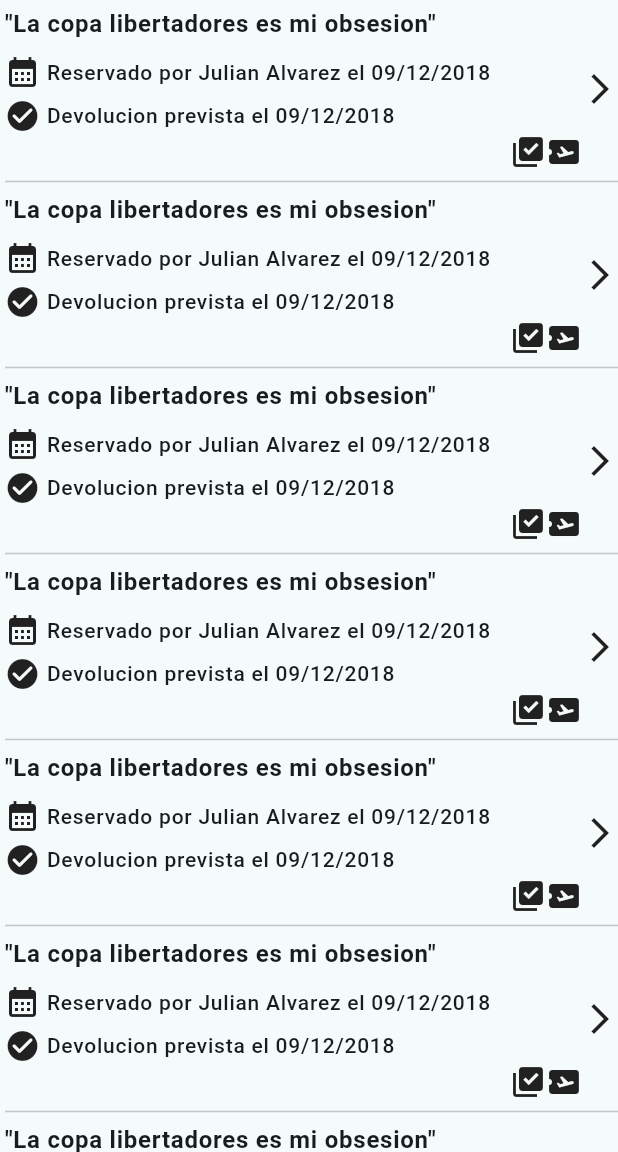
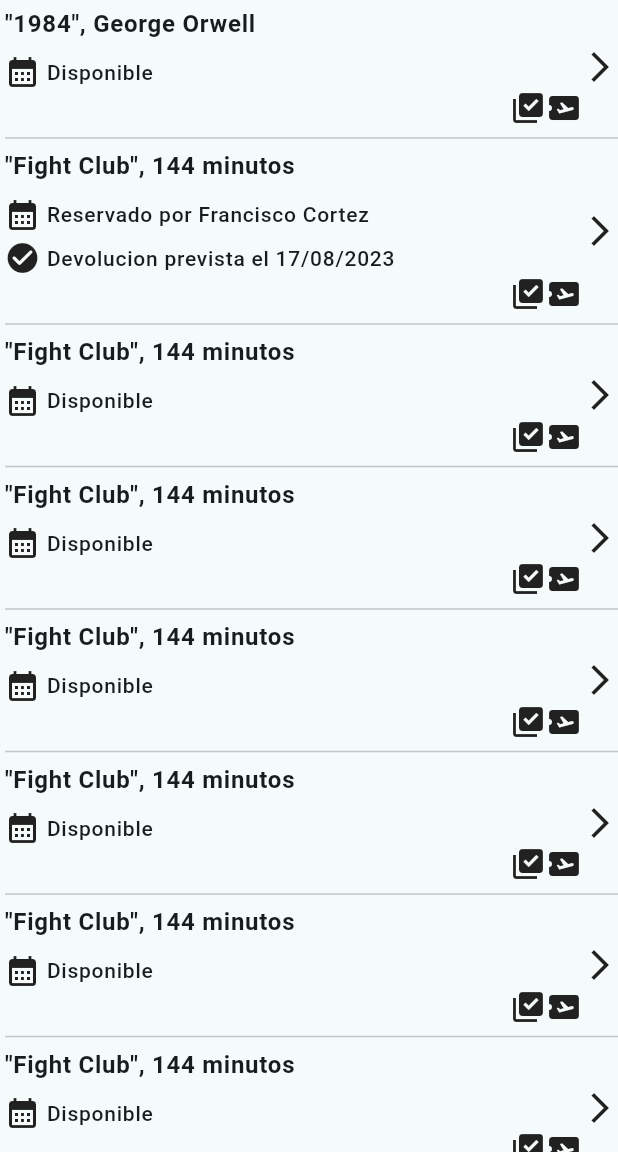
Before and after one commit to FranciscoII/ejercicio-mobile-integrador, a Flutter app: the screen it shows after launch, on a phone screen of 412 x 824 dp, the part 84-1236 px from its top. Run offline on Flutter 3.47's test engine with Material 2 defaults, Android fonts, the phone set to English and light mode, and no system bars; our stand-ins replace equatable.

Commit message:
items in the main page

```diff
--- a/lib/features/items/data/repositories/item_repository_impl.dart
+++ b/lib/features/items/data/repositories/item_repository_impl.dart
@@ -1,12 +1,20 @@
 import 'package:integrador_mobile/features/items/domain/entities/item.dart';
+import 'package:integrador_mobile/features/items/domain/entities/person.dart';
 import 'package:integrador_mobile/features/items/domain/repositories/item_repository.dart';
 
 class ItemRepositoryImpl implements ItemRepository{
 
   final List<Item> itemList = [
     Book(title: '1984', author: 'George Orwell', numberOfPages: 203),
+    Movie(title: 'Fight Club', duration: 144, reservedBy: Person('Francisco Cortez'), returnDate: DateTime.now().add(Duration(days: 2))),
     Movie(title: 'Fight Club', duration: 144),
-    Magazine(name: 'La muerte de Superman', number: 4, publicationDate: DateTime.now()),
+    Movie(title: 'Fight Club', duration: 144),
+    Movie(title: 'Fight Club', duration: 144),
+    Movie(title: 'Fight Club', duration: 144),
+    Movie(title: 'Fight Club', duration: 144),
+    Movie(title: 'Fight Club', duration: 144),
+    Movie(title: 'Fight Club', duration: 144),
+    Magazine(name: 'Superman', number: 4, publicationDate: DateTime.now()),
   ];
 
   @override
--- a/lib/features/items/domain/entities/item.dart
+++ b/lib/features/items/domain/entities/item.dart
@@ -5,15 +5,17 @@ import 'package:intl/intl.dart';
 import 'item_state.dart';
 
 class Item {
-  Item({DateTime? returnDate}) {
-    state = returnDate != null
-        ? ReservedState(expectedReturnDate: returnDate)
+  Item({DateTime? returnDate, Person? reservedBy}) {
+    state = returnDate != null && reservedBy != null
+        ? ReservedState(expectedReturnDate: returnDate, person: reservedBy)
         : AvailableState();
     numberOfReservations = 0;
   }
 
   late ItemState state;
   late int numberOfReservations;
+
+  get reservedBy => state.reservedBy();
 
   isReserved() => state.isReserved();
 
@@ -39,6 +41,10 @@ class Item {
   Duration numberOfDaysToReturn() {
     throw 'Must be implemented in subclasses';
   }
+
+  String header(){
+    throw 'Must be implemented in subclasses';
+  }
 }
 
 class Book extends Item with EquatableMixin {
@@ -48,6 +54,7 @@ class Book extends Item with EquatableMixin {
 
   Book({
     super.returnDate,
+    super.reservedBy,
     required this.title,
     required this.author,
     required this.numberOfPages,
@@ -66,6 +73,9 @@ class Book extends Item with EquatableMixin {
 
   @override
   List<Object?> get props => [title, author, numberOfPages];
+
+  @override
+  String header() => '$title, $author';
 }
 
 class Movie extends Item with EquatableMixin {
@@ -76,13 +86,14 @@ class Movie extends Item with EquatableMixin {
 
   Movie({
     super.returnDate,
+    super.reservedBy,
     required this.title,
     required this.duration,
   });
 
   @override
   String description() {
-    return '"$title", $duration';
+    return '"$title", $duration minutos';
   }
 
   @override
@@ -102,6 +113,7 @@ class Magazine extends Item with EquatableMixin {
 
   Magazine(
       {super.returnDate,
+        super.reservedBy,
       required this.name,
       required this.number,
       required this.publicationDate});
--- a/lib/features/items/domain/entities/item_state.dart
+++ b/lib/features/items/domain/entities/item_state.dart
@@ -10,6 +10,8 @@ abstract class ItemState {
   bool isReserved();
 
   DateTime? returnDate();
+
+  reservedBy() {}
 }
 
 class AvailableState implements ItemState {
@@ -19,8 +21,9 @@ class AvailableState implements ItemState {
   @override
   void reserve(Item item, Person person) {
     item.changeState(ReservedState(
-        expectedReturnDate: DateTime.now().add(item.numberOfDaysToReturn()))
-    );
+      expectedReturnDate: DateTime.now().add(item.numberOfDaysToReturn()),
+      person: person,
+    ));
   }
 
   @override
@@ -28,12 +31,16 @@ class AvailableState implements ItemState {
 
   @override
   DateTime? returnDate() => null;
+
+  @override
+  reservedBy() => null;
 }
 
 class ReservedState implements ItemState {
   DateTime expectedReturnDate;
+  Person person;
 
-  ReservedState({required this.expectedReturnDate});
+  ReservedState({required this.expectedReturnDate, required this.person});
 
   @override
   void returnToStore(Item item) {
@@ -50,4 +57,7 @@ class ReservedState implements ItemState {
   DateTime? returnDate() {
     return expectedReturnDate;
   }
+
+  @override
+  reservedBy() => person;
 }
--- a/lib/features/items/presentation/pages/detailPage.dart
+++ b/lib/features/items/presentation/pages/detailPage.dart
@@ -1,16 +1,18 @@
 import 'package:flutter/material.dart';
+import '../../domain/entities/item.dart';
 
 class DetailPage extends StatelessWidget {
-  const DetailPage({super.key, required this.title});
+  const DetailPage({super.key, required this.title, required this.item});
 
   final String title;
+  final Item item;
 
   @override
   Widget build(BuildContext context) {
     return Scaffold(
       appBar: AppBar(
         backgroundColor: Theme.of(context).colorScheme.primary,
-        title: Center(child: Text(title)),
+        title: Center(child: Text('TITULO')),
       ),
       body: Center(
         child: ElevatedButton(onPressed: () => Navigator.pop(context), child: const Text('Volver'),),
--- a/lib/features/items/presentation/pages/homepage.dart
+++ b/lib/features/items/presentation/pages/homepage.dart
@@ -1,23 +1,21 @@
 import 'package:flutter/material.dart';
+import 'package:integrador_mobile/features/items/data/repositories/item_repository_impl.dart';
 
+import '../../domain/entities/item.dart';
 import '../widgets/ItemContent.dart';
 
-class HomePage extends StatefulWidget {
-  const HomePage({super.key, required this.title});
+class HomePage extends StatelessWidget {
+  HomePage({super.key, required this.title});
 
+  final List<Item> items = ItemRepositoryImpl().getItems();
   final String title;
 
-  @override
-  State<HomePage> createState() => _HomePageState();
-}
-
-class _HomePageState extends State<HomePage> {
   @override
   Widget build(BuildContext context) {
     return Scaffold(
       appBar: AppBar(
         backgroundColor: Theme.of(context).colorScheme.primary,
-        title: Center(child: Text(widget.title, style: Theme.of(context).textTheme.titleLarge,)),
+        title: Center(child: Text(title, style: Theme.of(context).textTheme.titleLarge,)),
       ),
       body: Center(
         child: Padding(
@@ -25,7 +23,7 @@ class _HomePageState extends State<HomePage> {
           child: ListView.separated(
             separatorBuilder: (_,__) => const Divider(thickness: 1.0,),
             itemBuilder: _buildItems,
-            itemCount: 9,
+            itemCount: items.length,
           ),
         ),
       ),
@@ -33,6 +31,6 @@ class _HomePageState extends State<HomePage> {
   }
 
   Widget? _buildItems(BuildContext context, int index) {
-    return const ItemContent();
+    return ItemContent(item: items[index]);
   }
 }
--- a/lib/features/items/presentation/widgets/ItemContent.dart
+++ b/lib/features/items/presentation/widgets/ItemContent.dart
@@ -1,25 +1,27 @@
 import 'package:flutter/material.dart';
+import 'package:intl/intl.dart';
 
+import '../../domain/entities/item.dart';
 import '../pages/detailPage.dart';
 
 class ItemContent extends StatelessWidget {
-  const ItemContent({super.key});
+  final Item item;
+
+  const ItemContent({super.key, required this.item});
 
   @override
   Widget build(BuildContext context) {
     return Row(
       children: [
-        const Expanded(
+        Expanded(
             child: Column(
           children: [
             Padding(
-              padding: EdgeInsets.only(bottom: 10.0),
-              child: ItemTitle(title: '"La copa libertadores es mi obsesion"'),
+              padding: const EdgeInsets.only(bottom: 10.0),
+              child: ItemTitle(title: item.description()),
             ),
-            InfoLabel(text: 'Reservado por Julian Alvarez el 09/12/2018', icon: Icons.calendar_month),
-            SizedBox(height: 5.0,),
-            InfoLabel(text: 'Devolucion prevista el 09/12/2018', icon: Icons.check_circle_rounded),
-            Row(
+            _buildContent(item),
+            const Row(
               mainAxisAlignment: MainAxisAlignment.end,
               children: [
                 Icon(Icons.library_add_check),
@@ -28,11 +30,36 @@ class ItemContent extends StatelessWidget {
             )
           ],
         )),
-        GestureDetector(onTap: () => {
-          Navigator.push(context, MaterialPageRoute(builder: (context) => const DetailPage(title: 'Copa'))),
-        }, child: const Icon(Icons.arrow_forward_ios))
+        GestureDetector(
+            onTap: () => {
+                  Navigator.push(
+                      context,
+                      MaterialPageRoute(
+                          builder: (context) =>
+                              DetailPage(title: 'Copa', item: item,))),
+                },
+            child: const Icon(Icons.arrow_forward_ios))
       ],
     );
+  }
+}
+
+Widget _buildContent(Item item) {
+  if (item.isReserved()) {
+    return Column(children: [
+      InfoLabel(
+          text: 'Reservado por ${item.reservedBy.name}',
+          icon: Icons.calendar_month),
+      const SizedBox(
+        height: 5.0,
+      ),
+      InfoLabel(
+          text:
+              'Devolucion prevista el ${DateFormat('dd/MM/yyyy').format(item.returnDate()!)}',
+          icon: Icons.check_circle_rounded),
+    ]);
+  } else {
+    return const InfoLabel(text: 'Disponible', icon: Icons.calendar_month);
   }
 }
 
@@ -52,6 +79,7 @@ class ItemTitle extends StatelessWidget {
           title,
           textAlign: TextAlign.left,
           style: Theme.of(context).textTheme.labelMedium,
+          overflow: TextOverflow.ellipsis,
         ),
       ],
     );
@@ -62,11 +90,7 @@ class InfoLabel extends StatelessWidget {
   final String text;
   final IconData icon;
 
-  const InfoLabel({
-    super.key,
-    required this.text,
-    required this.icon
-  });
+  const InfoLabel({super.key, required this.text, required this.icon});
 
   @override
   Widget build(BuildContext context) {
@@ -75,7 +99,10 @@ class InfoLabel extends StatelessWidget {
       children: [
         Icon(icon),
         const SizedBox(width: 4.0),
-        Text(text, style: Theme.of(context).textTheme.labelSmall,)
+        Text(
+          text,
+          style: Theme.of(context).textTheme.labelSmall,
+        )
       ],
     );
   }
--- a/lib/main.dart
+++ b/lib/main.dart
@@ -1,7 +1,9 @@
 import 'package:flutter/material.dart';
+import 'package:intl/date_symbol_data_local.dart';
 import 'features/items/presentation/pages/homepage.dart';
 
 void main() {
+  initializeDateFormatting();
   runApp(const MyApp());
 }
 
@@ -46,7 +48,7 @@ class MyApp extends StatelessWidget {
           ),
         ),
       ),
-      home: const HomePage(title: 'RESERVAS'),
+      home: HomePage(title: 'RESERVAS'),
     );
   }
 }
```
Also changed, not shown: lib/features/items/data/models/item_model.dart (+8 -1 lines), 1 other file.
